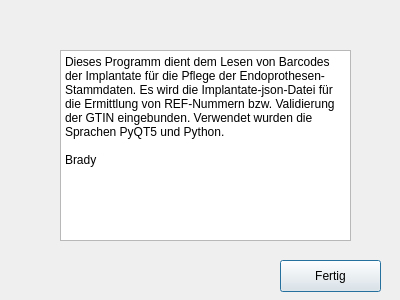
Qt form info/info_window.ui (Bradyphrenia/op_barcode) before a commit.
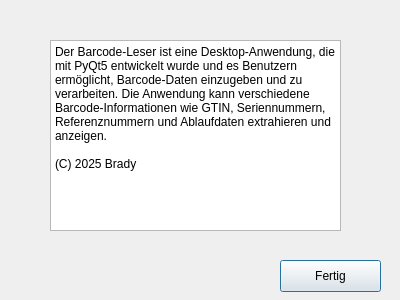
The same form after that commit.

Patch:
```diff
--- a/info/info_window.ui
+++ b/info/info_window.ui
@@ -28,16 +28,16 @@
   <widget class="QPlainTextEdit" name="plainTextEdit">
    <property name="geometry">
     <rect>
-     <x>60</x>
-     <y>50</y>
+     <x>50</x>
+     <y>40</y>
      <width>291</width>
      <height>191</height>
     </rect>
    </property>
    <property name="plainText">
-    <string>Dieses Programm dient dem Lesen von Barcodes der Implantate für die Pflege der Endoprothesen-Stammdaten. Es wird die Implantate-json-Datei für die Ermittlung von REF-Nummern bzw. Validierung der GTIN eingebunden. Verwendet wurden die Sprachen PyQT5 und Python.
+    <string>Der Barcode-Leser ist eine Desktop-Anwendung, die mit PyQt5 entwickelt wurde und es Benutzern ermöglicht, Barcode-Daten einzugeben und zu verarbeiten. Die Anwendung kann verschiedene Barcode-Informationen wie GTIN, Seriennummern, Referenznummern und Ablaufdaten extrahieren und anzeigen.
 
-Brady</string>
+(C) 2025 Brady</string>
    </property>
   </widget>
   <widget class="QPushButton" name="pushButton_ok">
```
